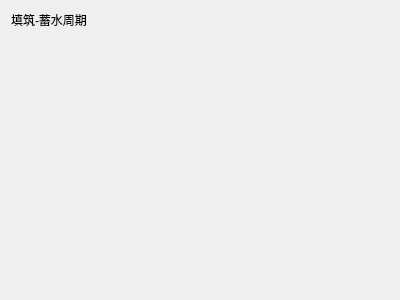
asd977/base_cae, file plugins/Base_Slover/FillStorageCyclePage.ui: the form before one commit.
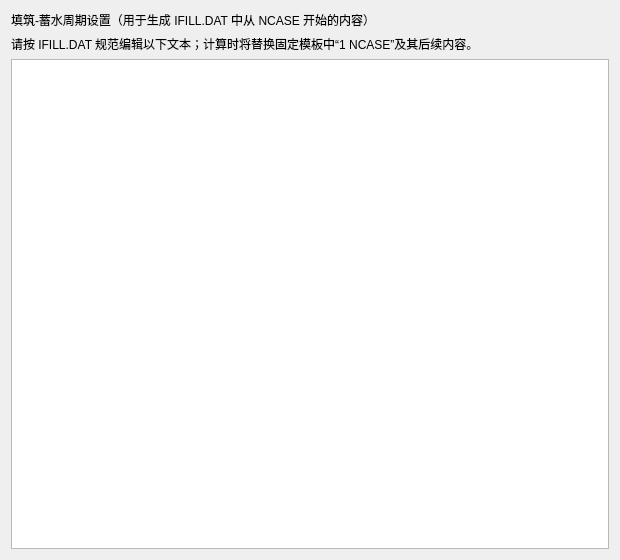
The form after the commit.

Commit message: 支持在填筑蓄水周期页配置IFILL工况段

What changed in the file:
```diff
--- a/plugins/Base_Slover/FillStorageCyclePage.ui
+++ b/plugins/Base_Slover/FillStorageCyclePage.ui
@@ -6,8 +6,8 @@
    <rect>
     <x>0</x>
     <y>0</y>
-    <width>400</width>
-    <height>300</height>
+    <width>620</width>
+    <height>560</height>
    </rect>
   </property>
   <property name="windowTitle">
@@ -17,22 +17,22 @@
    <item>
     <widget class="QLabel" name="titleLabel">
      <property name="text">
-      <string>填筑-蓄水周期</string>
+      <string>填筑-蓄水周期设置（用于生成 IFILL.DAT 中从 NCASE 开始的内容）</string>
      </property>
     </widget>
    </item>
    <item>
-    <spacer name="verticalSpacer">
-     <property name="orientation">
-      <enum>Qt::Vertical</enum>
+    <widget class="QLabel" name="tipLabel">
+     <property name="text">
+      <string>请按 IFILL.DAT 规范编辑以下文本；计算时将替换固定模板中“1 NCASE”及其后续内容。</string>
      </property>
-     <property name="sizeHint" stdset="0">
-      <size>
-       <width>20</width>
-       <height>40</height>
-      </size>
+     <property name="wordWrap">
+      <bool>true</bool>
      </property>
-    </spacer>
+    </widget>
+   </item>
+   <item>
+    <widget class="QPlainTextEdit" name="plainTextEditSection"/>
    </item>
   </layout>
  </widget>
```
The commit also changes 5 other files.
